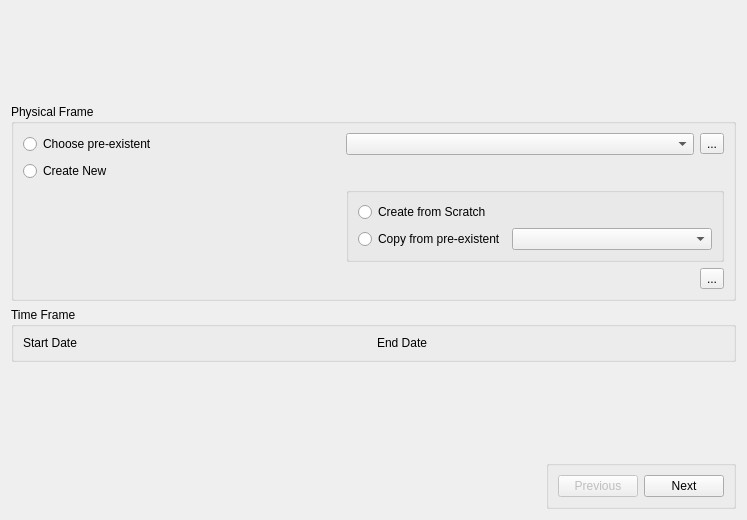
Above: app_new/frmframe.ui from doublebyte1/app_solution before the change. Below: the same form after it.
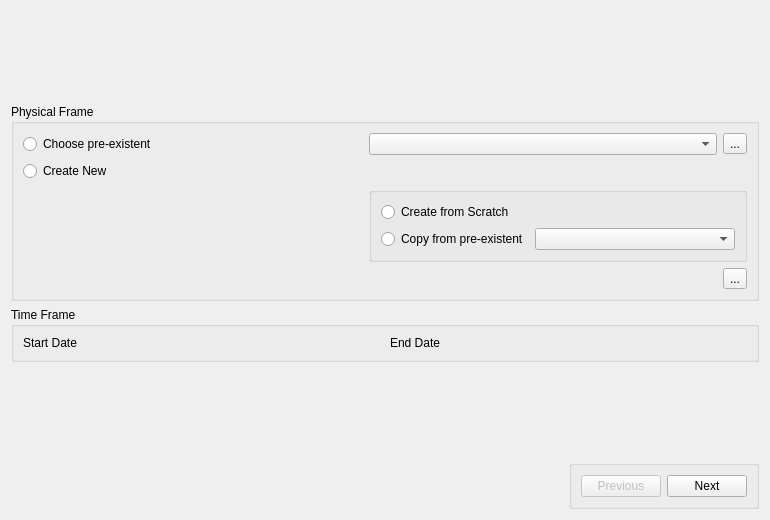
That is the form after the change. Icons and pictures are not drawn. Custom widgets are drawn as their Qt base class.

The edit to the form file:
```diff
--- a/app_new/frmframe.ui
+++ b/app_new/frmframe.ui
@@ -6,7 +6,7 @@
    <rect>
     <x>0</x>
     <y>0</y>
-    <width>747</width>
+    <width>770</width>
     <height>520</height>
    </rect>
   </property>
@@ -114,18 +114,36 @@
      <layout class="QHBoxLayout" name="horizontalLayout">
       <item>
        <widget class="QLabel" name="label">
+        <property name="sizePolicy">
+         <sizepolicy hsizetype="Fixed" vsizetype="Preferred">
+          <horstretch>0</horstretch>
+          <verstretch>0</verstretch>
+         </sizepolicy>
+        </property>
         <property name="text">
          <string>Start Date</string>
         </property>
        </widget>
       </item>
+      <item>
+       <widget class="CustomTimeCtrl" name="customDtStart"/>
+      </item>
       <item>
        <widget class="QLabel" name="label_2">
+        <property name="sizePolicy">
+         <sizepolicy hsizetype="Fixed" vsizetype="Preferred">
+          <horstretch>0</horstretch>
+          <verstretch>0</verstretch>
+         </sizepolicy>
+        </property>
         <property name="text">
          <string>End Date</string>
         </property>
        </widget>
       </item>
+      <item>
+       <widget class="CustomTimeCtrl" name="customDtEnd"/>
+      </item>
      </layout>
     </widget>
    </item>
@@ -210,6 +228,13 @@
    </item>
   </layout>
  </widget>
+ <customwidgets>
+  <customwidget>
+   <class>CustomTimeCtrl</class>
+   <extends>QWidget</extends>
+   <header>customtimectrl.h</header>
+  </customwidget>
+ </customwidgets>
  <tabstops>
   <tabstop>radioPreExistent</tabstop>
   <tabstop>cmbPrexistent</tabstop>
```
